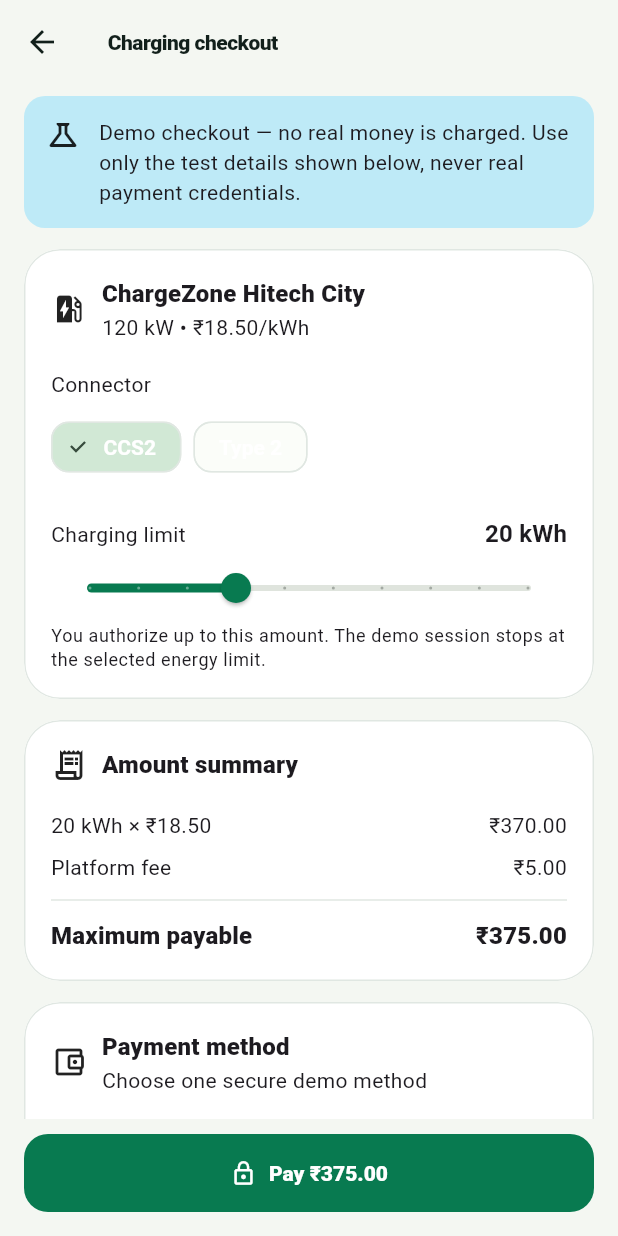
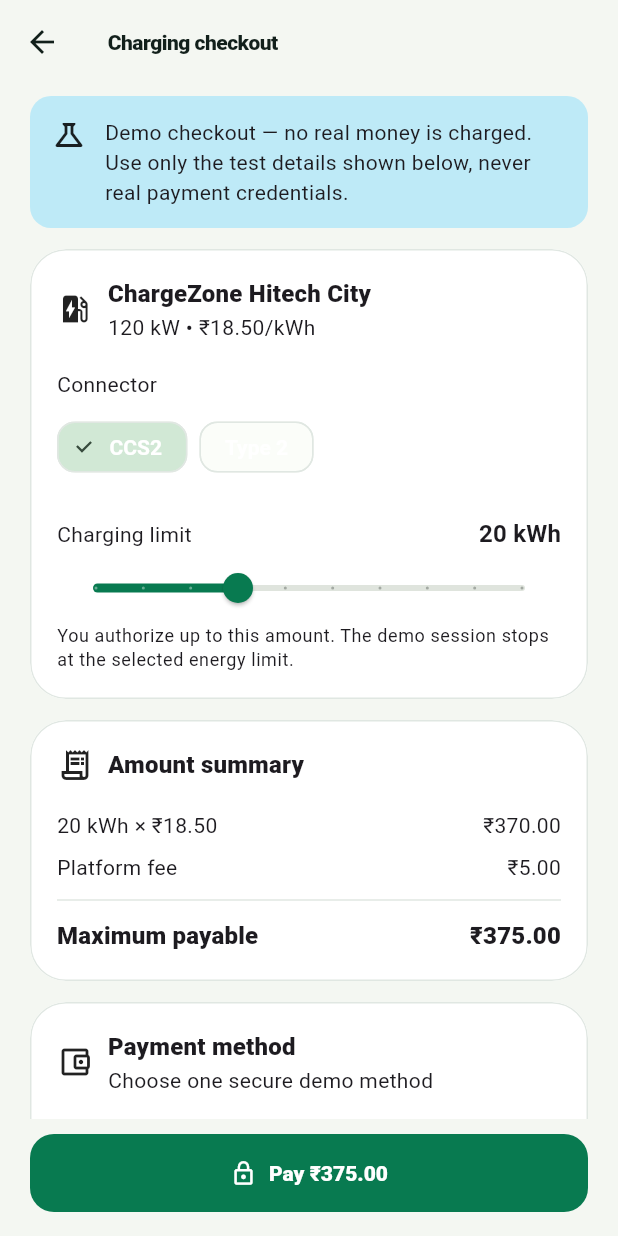
Before and after one commit to Suriram2000/Voltmap, a Flutter app: the ChargingCheckoutScreen screen opened directly with sample values from the repository, on a phone screen of 412 x 824 dp. Run offline on Flutter 3.47's test engine with Material 3 defaults, Android fonts, the light colour scheme and no system bars; our stand-ins replace flutter_riverpod, shared_preferences; accounts and stored records are empty.

Commit message:
Polish VoltMap interface: mobile/lib/features/payments/presentation/charging_checkout_screen.dart

```diff
--- a/mobile/lib/features/payments/presentation/charging_checkout_screen.dart
+++ b/mobile/lib/features/payments/presentation/charging_checkout_screen.dart
@@ -59,10 +59,13 @@
       canPop: !_processing,
       child: Scaffold(
         appBar: AppBar(title: const Text('Charging checkout')),
-        body: Form(
+        body: Center(
+          child: ConstrainedBox(
+            constraints: const BoxConstraints(maxWidth: 760),
+            child: Form(
               key: _formKey,
               child: ListView(
-            padding: const EdgeInsets.fromLTRB(16, 8, 16, 132),
+                padding: const EdgeInsets.fromLTRB(20, 8, 20, 132),
                 children: [
                   _DemoNotice(),
                   const SizedBox(height: 14),
@@ -177,7 +180,8 @@
                           title: 'VoltMap wallet',
                           subtitle: 'Instant sandbox wallet payment',
                           selected: _paymentOption == PaymentOption.wallet,
-                      onTap: () => _selectPaymentOption(PaymentOption.wallet),
+                          onTap: () =>
+                              _selectPaymentOption(PaymentOption.wallet),
                         ),
                         const SizedBox(height: 16),
                         AnimatedSwitcher(
@@ -199,9 +203,17 @@
                 ],
               ),
             ),
+          ),
+        ),
         bottomNavigationBar: SafeArea(
+          child: Center(
+            heightFactor: 1,
+            child: ConstrainedBox(
+              constraints: const BoxConstraints(maxWidth: 760),
               child: Padding(
-            padding: const EdgeInsets.fromLTRB(16, 10, 16, 16),
+                padding: const EdgeInsets.fromLTRB(20, 10, 20, 16),
+                child: SizedBox(
+                  width: double.infinity,
                   child: FilledButton.icon(
                     key: const Key('payButton'),
                     onPressed: _processing ? null : _pay,
@@ -215,6 +227,9 @@
                       _processing
                           ? 'Processing securely…'
                           : 'Pay ${_currency(_total)}',
+                    ),
+                  ),
+                ),
               ),
             ),
           ),
@@ -460,8 +475,11 @@
     final colors = Theme.of(context).colorScheme;
     return Scaffold(
       appBar: AppBar(title: const Text('Payment receipt')),
-      body: ListView(
-        padding: const EdgeInsets.all(20),
+      body: Center(
+        child: ConstrainedBox(
+          constraints: const BoxConstraints(maxWidth: 680),
+          child: ListView(
+            padding: const EdgeInsets.fromLTRB(20, 8, 20, 36),
             children: [
               Icon(Icons.check_circle, color: colors.primary, size: 76),
               const SizedBox(height: 12),
@@ -470,7 +488,10 @@
                 textAlign: TextAlign.center,
                 style: Theme.of(
                   context,
-            ).textTheme.headlineSmall?.copyWith(fontWeight: FontWeight.w800),
+                )
+                    .textTheme
+                    .headlineSmall
+                    ?.copyWith(fontWeight: FontWeight.w800),
               ),
               const SizedBox(height: 6),
               Text(
@@ -478,7 +499,10 @@
                 textAlign: TextAlign.center,
                 style: Theme.of(
                   context,
-            ).textTheme.headlineMedium?.copyWith(fontWeight: FontWeight.w900),
+                )
+                    .textTheme
+                    .headlineMedium
+                    ?.copyWith(fontWeight: FontWeight.w900),
               ),
               const SizedBox(height: 22),
               Card(
@@ -491,8 +515,10 @@
                         label: 'Charging limit',
                         value: '${receipt.energyKwh.toStringAsFixed(0)} kWh',
                       ),
-                  _ReceiptRow(label: 'Connector', value: receipt.connectorType),
-                  _ReceiptRow(label: 'Payment', value: receipt.paymentMethod),
+                      _ReceiptRow(
+                          label: 'Connector', value: receipt.connectorType),
+                      _ReceiptRow(
+                          label: 'Payment', value: receipt.paymentMethod),
                       _ReceiptRow(label: 'Transaction', value: receipt.id),
                       _ReceiptRow(
                         label: 'Status',
@@ -511,14 +537,25 @@
               ),
             ],
           ),
+        ),
+      ),
       bottomNavigationBar: SafeArea(
+        child: Center(
+          heightFactor: 1,
+          child: ConstrainedBox(
+            constraints: const BoxConstraints(maxWidth: 680),
             child: Padding(
               padding: const EdgeInsets.all(16),
+              child: SizedBox(
+                width: double.infinity,
                 child: FilledButton.icon(
                   key: const Key('startChargingButton'),
                   onPressed: () => Navigator.of(context).pop(true),
                   icon: const Icon(Icons.bolt),
                   label: const Text('Start charging'),
+                ),
+              ),
+            ),
           ),
         ),
       ),
```
Lines whose indentation alone changed are shown as unchanged.
